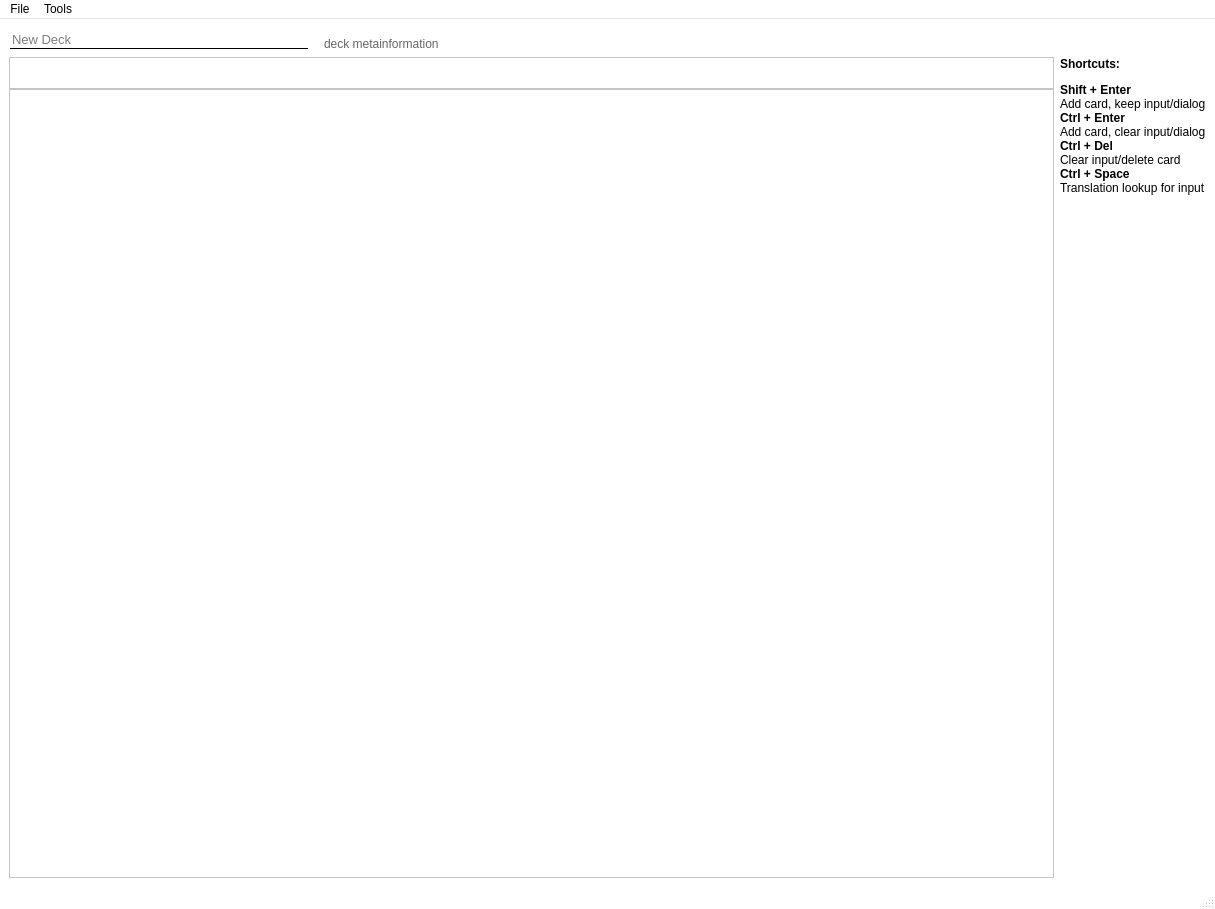
First picture: the form in ui/main_window/main_window.ui, repository KrusnikViers/Lexicanum, before the edit.
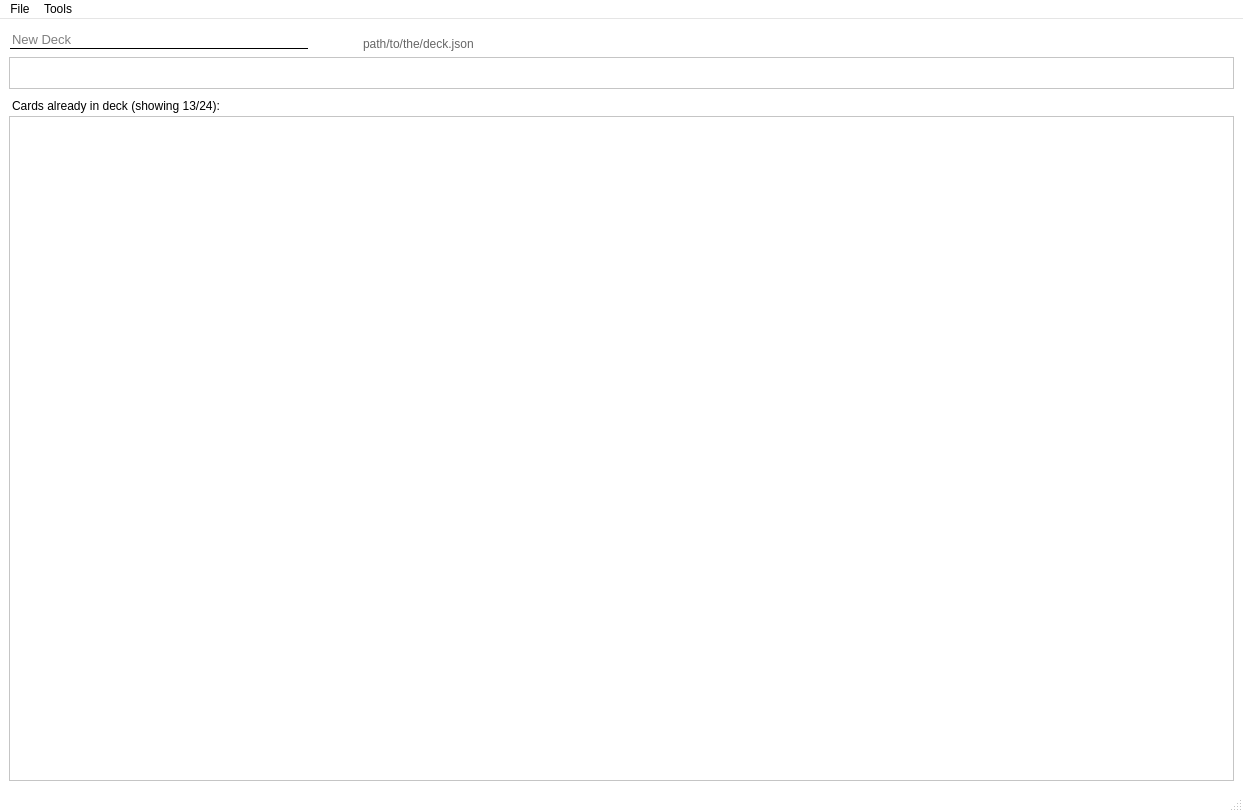
Second picture: the form after the edit.

Commit message: Update main UI file, add more trackers

What changed in the file:
```diff
--- a/ui/main_window/main_window.ui
+++ b/ui/main_window/main_window.ui
@@ -6,8 +6,8 @@
    <rect>
     <x>0</x>
     <y>0</y>
-    <width>1215</width>
-    <height>909</height>
+    <width>1243</width>
+    <height>812</height>
    </rect>
   </property>
   <property name="minimumSize">
@@ -88,8 +88,39 @@
     <property name="horizontalSpacing">
      <number>0</number>
     </property>
-    <item row="0" column="0" colspan="3">
-     <layout class="QHBoxLayout" name="_project_layout">
+    <item row="1" column="0">
+     <layout class="QVBoxLayout" name="_cards_table_view_layout">
+      <property name="spacing">
+       <number>0</number>
+      </property>
+      <item>
+       <widget class="QTableView" name="input_table_placeholder">
+        <property name="maximumSize">
+         <size>
+          <width>16777215</width>
+          <height>32</height>
+         </size>
+        </property>
+       </widget>
+      </item>
+      <item>
+       <widget class="QLabel" name="label">
+        <property name="styleSheet">
+         <string notr="true">padding-top: 10px;
+padding-bottom: 3px;</string>
+        </property>
+        <property name="text">
+         <string>Cards already in deck (showing 13/24):</string>
+        </property>
+       </widget>
+      </item>
+      <item>
+       <widget class="QTableView" name="deck_preview_table_placeholder"/>
+      </item>
+     </layout>
+    </item>
+    <item row="0" column="0" colspan="2">
+     <layout class="QHBoxLayout" name="_deck_info_layout">
       <property name="spacing">
        <number>15</number>
       </property>
@@ -126,12 +157,22 @@
        </widget>
       </item>
       <item>
-       <widget class="QLabel" name="deck_info">
+       <widget class="QToolButton" name="deck_info_save_button">
+        <property name="text">
+         <string/>
+        </property>
+        <property name="autoRaise">
+         <bool>true</bool>
+        </property>
+       </widget>
+      </item>
+      <item>
+       <widget class="QLabel" name="deck_info_path_label">
         <property name="styleSheet">
          <string notr="true">color: #666</string>
         </property>
         <property name="text">
-         <string>deck metainformation</string>
+         <string>path/to/the/deck.json</string>
         </property>
         <property name="alignment">
          <set>Qt::AlignBottom|Qt::AlignLeading|Qt::AlignLeft</set>
@@ -160,67 +201,6 @@
       </item>
      </layout>
     </item>
-    <item row="1" column="0">
-     <layout class="QVBoxLayout" name="_table_view_layout">
-      <property name="spacing">
-       <number>0</number>
-      </property>
-      <item>
-       <widget class="QTableView" name="input_table_view_placeholder">
-        <property name="maximumSize">
-         <size>
-          <width>16777215</width>
-          <height>32</height>
-         </size>
-        </property>
-       </widget>
-      </item>
-      <item>
-       <widget class="QTableView" name="cards_table_view_placeholder"/>
-      </item>
-     </layout>
-    </item>
-    <item row="1" column="1">
-     <widget class="QWidget" name="right_sidebar" native="true">
-      <layout class="QGridLayout" name="_layout">
-       <property name="leftMargin">
-        <number>6</number>
-       </property>
-       <property name="topMargin">
-        <number>0</number>
-       </property>
-       <property name="rightMargin">
-        <number>0</number>
-       </property>
-       <property name="bottomMargin">
-        <number>0</number>
-       </property>
-       <item row="1" column="0">
-        <spacer name="_spacer_3">
-         <property name="orientation">
-          <enum>Qt::Vertical</enum>
-         </property>
-         <property name="sizeHint" stdset="0">
-          <size>
-           <width>0</width>
-           <height>0</height>
-          </size>
-         </property>
-        </spacer>
-       </item>
-       <item row="0" column="0">
-        <widget class="QLabel" name="_help_label">
-         <property name="text">
-          <string>&lt;html&gt;&lt;head/&gt;&lt;body&gt;&lt;p&gt;&lt;span style=&quot; font-weight:700;&quot;&gt;Shortcuts:&lt;/span&gt;&lt;/p&gt;&lt;p&gt;&lt;span style=&quot; font-weight:700;&quot;&gt;Shift + Enter&lt;br/&gt;&lt;/span&gt;Add card, keep input/dialog&lt;br/&gt;&lt;span style=&quot; font-weight:700;&quot;&gt;Ctrl + Enter&lt;br/&gt;&lt;/span&gt;Add card, clear input/dialog&lt;br/&gt;&lt;span style=&quot; font-weight:700;&quot;&gt;Ctrl + Del&lt;br/&gt;&lt;/span&gt;Clear input/delete card&lt;br/&gt;&lt;span style=&quot; font-weight:700;&quot;&gt;Ctrl + Space&lt;br/&gt;&lt;/span&gt;Translation lookup for input&lt;/p&gt;&lt;/body&gt;&lt;/html&gt;</string>
-         </property>
-         <property name="textFormat">
-          <enum>Qt::AutoText</enum>
-         </property>
-        </widget>
-       </item>
-      </layout>
-     </widget>
-    </item>
    </layout>
   </widget>
   <widget class="QStatusBar" name="app_status_bar_placeholder"/>
@@ -229,11 +209,11 @@
     <rect>
      <x>0</x>
      <y>0</y>
-     <width>1215</width>
+     <width>1243</width>
      <height>22</height>
     </rect>
    </property>
-   <widget class="QMenu" name="_menu_deck">
+   <widget class="QMenu" name="_top_menu_file">
     <property name="title">
      <string>File</string>
     </property>
@@ -243,14 +223,14 @@
     <addaction name="menu_save_as"/>
     <addaction name="menu_export"/>
    </widget>
-   <widget class="QMenu" name="_menu_tools">
+   <widget class="QMenu" name="_top_menu_tools">
     <property name="title">
      <string>Tools</string>
     </property>
     <addaction name="menu_toggle_sidebar"/>
    </widget>
-   <addaction name="_menu_deck"/>
-   <addaction name="_menu_tools"/>
+   <addaction name="_top_menu_file"/>
+   <addaction name="_top_menu_tools"/>
   </widget>
   <action name="menu_save">
    <property name="text">
```
Left out of the diff: 47 changed lines with no effect on the pictures. The commit also changes 4 other files.
